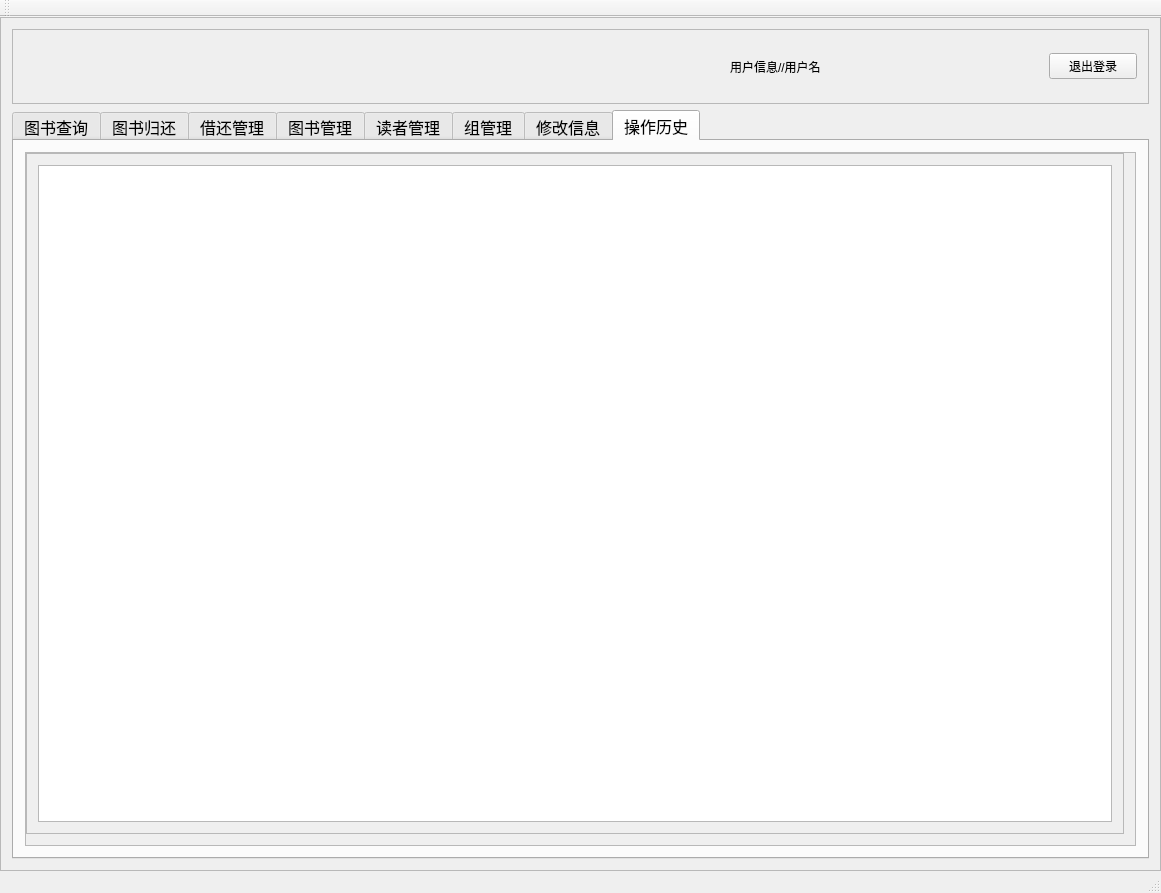
Before: the Qt Designer form reader.ui in lixiaojia2017/libclient, drawn with Qt 5.
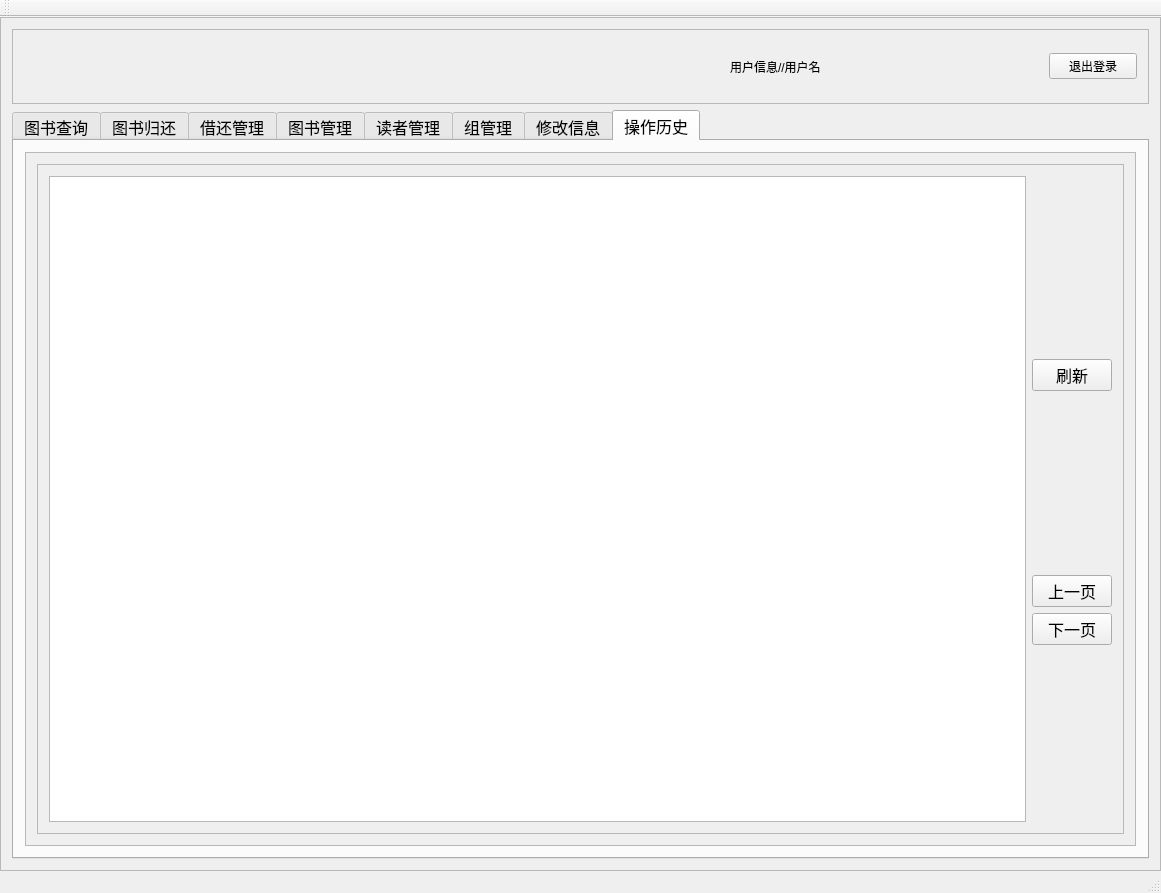
After: the same form once the commit is applied. The open tabs and pages were chosen to show the change. Icons and pictures are not drawn.

Commit message: ui添加按钮

Patch:
```diff
--- a/reader.ui
+++ b/reader.ui
@@ -2909,12 +2909,6 @@
                 </rect>
                </property>
                <layout class="QGridLayout" name="gridLayout_18">
-                <property name="leftMargin">
-                 <number>0</number>
-                </property>
-                <property name="topMargin">
-                 <number>0</number>
-                </property>
                 <item row="0" column="0">
                  <widget class="QFrame" name="frame_11">
                   <property name="frameShape">
@@ -2924,9 +2918,69 @@
                    <enum>QFrame::Raised</enum>
                   </property>
                   <layout class="QGridLayout" name="gridLayout_61">
-                   <item row="0" column="0">
+                   <item row="0" column="0" rowspan="6">
                     <widget class="QTableWidget" name="searchResult_10"/>
                    </item>
+                   <item row="0" column="1">
+                    <spacer name="verticalSpacer_24">
+                     <property name="orientation">
+                      <enum>Qt::Vertical</enum>
+                     </property>
+                     <property name="sizeHint" stdset="0">
+                      <size>
+                       <width>20</width>
+                       <height>163</height>
+                      </size>
+                     </property>
+                    </spacer>
+                   </item>
+                   <item row="1" column="1">
+                    <widget class="QPushButton" name="pushButton_3">
+                     <property name="text">
+                      <string>刷新</string>
+                     </property>
+                    </widget>
+                   </item>
+                   <item row="2" column="1">
+                    <spacer name="verticalSpacer_23">
+                     <property name="orientation">
+                      <enum>Qt::Vertical</enum>
+                     </property>
+                     <property name="sizeHint" stdset="0">
+                      <size>
+                       <width>20</width>
+                       <height>162</height>
+                      </size>
+                     </property>
+                    </spacer>
+                   </item>
+                   <item row="3" column="1">
+                    <widget class="QPushButton" name="pushButton_10">
+                     <property name="text">
+                      <string>上一页</string>
+                     </property>
+                    </widget>
+                   </item>
+                   <item row="4" column="1">
+                    <widget class="QPushButton" name="pushButton_17">
+                     <property name="text">
+                      <string>下一页</string>
+                     </property>
+                    </widget>
+                   </item>
+                   <item row="5" column="1">
+                    <spacer name="verticalSpacer_25">
+                     <property name="orientation">
+                      <enum>Qt::Vertical</enum>
+                     </property>
+                     <property name="sizeHint" stdset="0">
+                      <size>
+                       <width>20</width>
+                       <height>163</height>
+                      </size>
+                     </property>
+                    </spacer>
+                   </item>
                   </layout>
                  </widget>
                 </item>
```
The commit also changes 1 other file.
